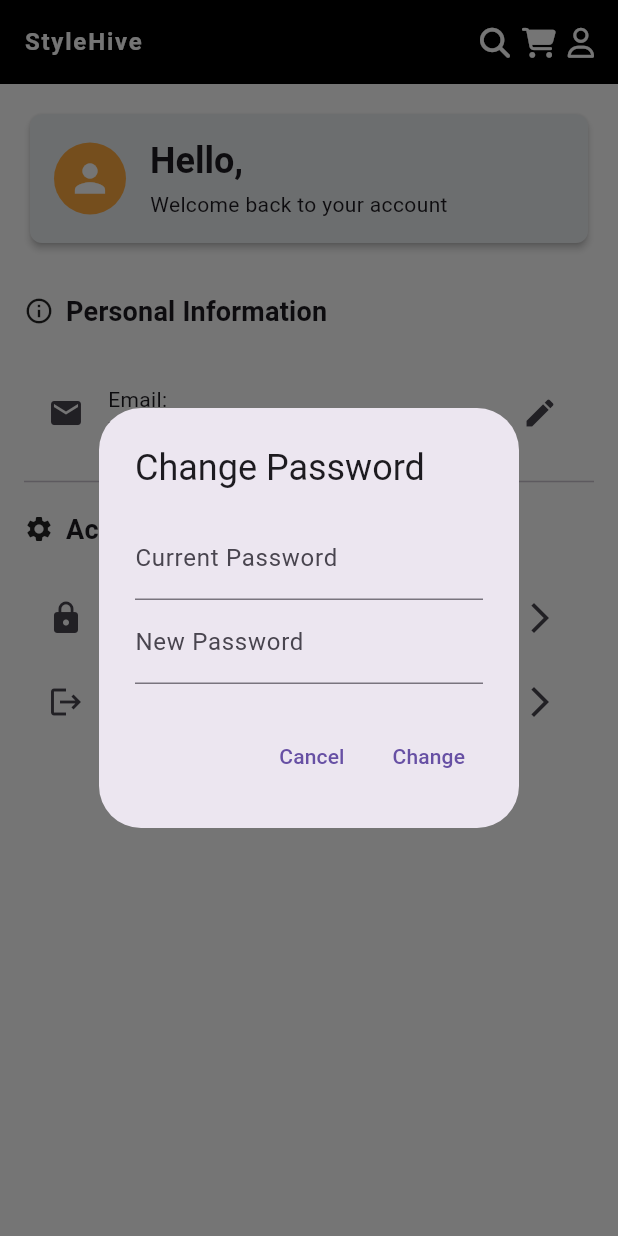
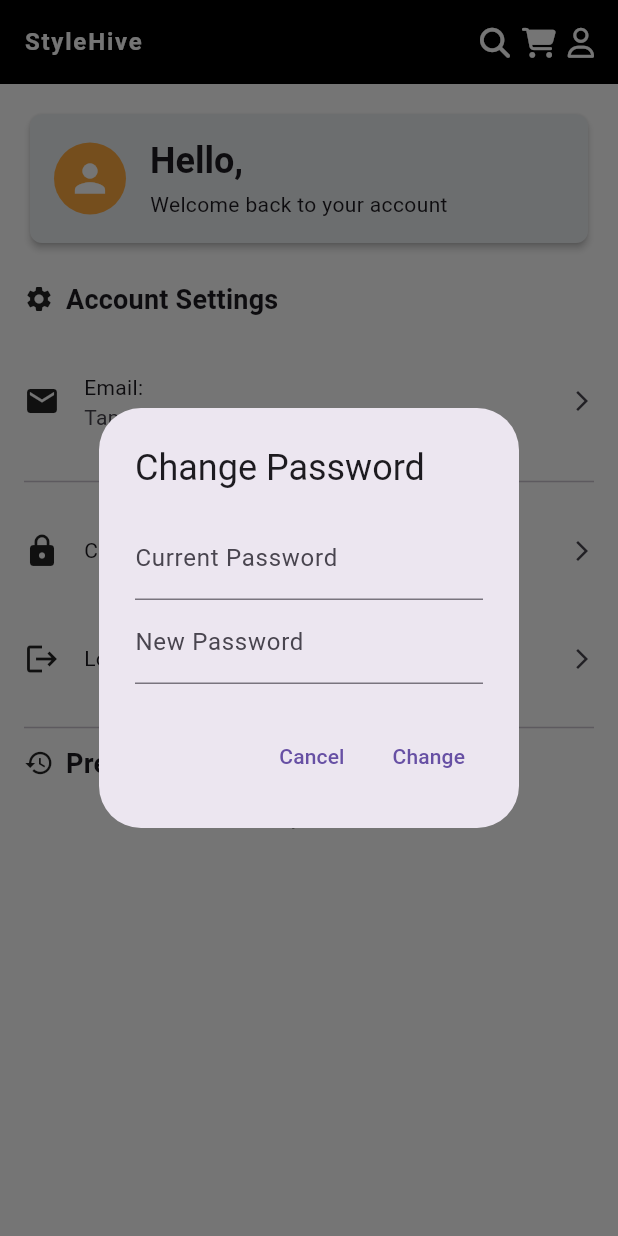
Before and after one commit to comp585-group7/e-commerce-app, a Flutter app: the ProfilePage screen opened directly, after a tap on "Change Password", on a phone screen of 412 x 824 dp. Run offline on Flutter 3.47's test engine with Material 3 defaults, Android fonts, the phone set to English and light mode, and no system bars; our stand-ins replace cloud_firestore, firebase_auth, firebase_core, font_awesome_flutter; missing offline and left inert: dart:html, flutter_stripe, focusable_control_builder; accounts and stored records are empty; network calls fail.

Commit message:
More UI improvements

```diff
--- a/lib/pages/profile_page.dart
+++ b/lib/pages/profile_page.dart
@@ -1,5 +1,7 @@
 import 'package:flutter/material.dart';
 import 'package:firebase_auth/firebase_auth.dart';
+import 'package:cloud_firestore/cloud_firestore.dart';
+import 'package:intl/intl.dart'; // For date formatting
 import 'login_page.dart';
 import 'home_page.dart';
 
@@ -14,15 +16,15 @@ class ProfilePage extends StatefulWidget {
 
 class _ProfilePageState extends State<ProfilePage> {
   final FirebaseAuth _auth = FirebaseAuth.instance;
-  User? user; // Nullable user to handle logged-out states.
+  User? user;
   bool isLoading = false;
+  List<Map<String, dynamic>> orders = [];
 
   @override
   void initState() {
     super.initState();
     user = _auth.currentUser;
 
-    // If user is not logged in, redirect to the LoginPage immediately.
     if (user == null) {
       WidgetsBinding.instance.addPostFrameCallback((_) {
         Navigator.pushReplacement(
@@ -30,12 +32,50 @@ class _ProfilePageState extends State<ProfilePage> {
           MaterialPageRoute(builder: (context) => const LoginPage()),
         );
       });
+    } else {
+      _loadOrders();
     }
+  }
+
+  Future<void> _loadOrders() async {
+    setState(() => isLoading = true);
+
+    try {
+      final querySnapshot = await FirebaseFirestore.instance
+          .collection('orders')
+          .where('userId', isEqualTo: user!.uid)
+          .orderBy('timestamp', descending: true)
+          .get();
+
+      final orderList = querySnapshot.docs.map((doc) {
+        final data = doc.data() as Map<String, dynamic>;
+        return {
+          'id': doc.id,
+          'items': data['items'] ?? [],
+          'totalAmount': data['totalAmount'] ?? 0.0,
+          'timestamp': data['timestamp'],
+        };
+      }).toList();
+
+      setState(() {
+        orders = orderList;
+      });
+    } catch (e) {
+      print('Error loading orders: $e');
+    } finally {
+      setState(() => isLoading = false);
+    }
+  }
+
+  String _getUserName(String email) {
+    if (email.contains('@')) {
+      return email.split('@').first;
+    }
+    return email;
   }
 
   @override
   Widget build(BuildContext context) {
-    // If user is null (not logged in), return an empty widget.
     if (user == null) {
       return const SizedBox.shrink();
     }
@@ -52,8 +92,47 @@ class _ProfilePageState extends State<ProfilePage> {
               child: Column(
                 crossAxisAlignment: CrossAxisAlignment.start,
                 children: [
-                  // Profile Header Card
-                  Card(
+                  _buildProfileHeader(userName, email),
+                  const SizedBox(height: 20),
+                  _buildSectionHeader(context, "Account Settings",
+                      icon: Icons.settings),
+                  const SizedBox(height: 10),
+                  _buildSettingsOption(
+                    context,
+                    icon: Icons.email,
+                    title: "Email: $email",
+                    subtitle: "Tap to edit your email address",
+                    onTap: () => _showEditEmailDialog(context),
+                  ),
+                  _buildDivider(),
+                  _buildSettingsOption(
+                    context,
+                    icon: Icons.lock,
+                    title: "Change Password",
+                    onTap: () => _showChangePasswordDialog(context),
+                  ),
+                  _buildSettingsOption(
+                    context,
+                    icon: Icons.logout,
+                    title: "Logout",
+                    onTap: _handleLogout,
+                  ),
+                  _buildDivider(),
+                  _buildSectionHeader(context, "Previous Orders",
+                      icon: Icons.history),
+                  const SizedBox(height: 10),
+                  if (orders.isEmpty)
+                    _buildEmptyOrdersMessage()
+                  else
+                    _buildOrdersList(),
+                ],
+              ),
+            ),
+    );
+  }
+
+  Widget _buildProfileHeader(String userName, String email) {
+    return Card(
       color: Colors.blueGrey.shade50,
       shape: RoundedRectangleBorder(
         borderRadius: BorderRadius.circular(8.0),
@@ -73,15 +152,13 @@ class _ProfilePageState extends State<ProfilePage> {
               ),
             ),
             const SizedBox(width: 16),
-                          Column(
+            Expanded(
+              child: Column(
                 crossAxisAlignment: CrossAxisAlignment.start,
                 children: [
                   Text(
                     "Hello, $userName",
-                                style: Theme.of(context)
-                                    .textTheme
-                                    .titleLarge
-                                    ?.copyWith(
+                    style: Theme.of(context).textTheme.titleLarge?.copyWith(
                           fontWeight: FontWeight.bold,
                           fontSize: 24.0,
                         ),
@@ -93,77 +170,19 @@ class _ProfilePageState extends State<ProfilePage> {
                   ),
                 ],
               ),
-                        ],
             ),
-                    ),
-                  ),
-                  const SizedBox(height: 20),
-
-                  // Personal Information Section
-                  _buildSectionHeader(context, "Personal Information",
-                      icon: Icons.info_outline),
-                  const SizedBox(height: 10),
-                  ListTile(
-                    leading: const Icon(Icons.email),
-                    title: Text(
-                      "Email: $email",
-                      style: Theme.of(context).textTheme.bodyMedium,
-                    ),
-                    subtitle: const Text("Tap to edit your email address"),
-                    trailing: const Icon(Icons.edit),
-                    onTap: () => _showEditEmailDialog(context),
-                  ),
-                  const Divider(height: 20, thickness: 1),
-
-                  // Account Settings Section
-                  _buildSectionHeader(context, "Account Settings",
-                      icon: Icons.settings),
-                  const SizedBox(height: 10),
-                  ListTile(
-                    leading: const Icon(Icons.lock),
-                    title: const Text("Change Password"),
-                    trailing: const Icon(Icons.arrow_forward_ios),
-                    onTap: () => _showChangePasswordDialog(context),
-                  ),
-                  ListTile(
-                    leading: const Icon(Icons.logout),
-                    title: const Text("Logout"),
-                    trailing: const Icon(Icons.arrow_forward_ios),
-                    onTap: () async {
-                      await _auth.signOut();
-                      if (mounted) {
-                        Navigator.pushReplacement(
-                          context,
-                          MaterialPageRoute(
-                              builder: (context) => const HomePage()),
-                        );
-                      }
-                    },
-                  ),
-                  const SizedBox(height: 10),
           ],
         ),
       ),
     );
   }
 
-  // Extracts a user-friendly username from the email (just the part before '@')
-  String _getUserName(String email) {
-    if (email.contains('@')) {
-      return email.split('@').first;
-    }
-    return email;
-  }
-
-  // Builds a styled section header with an optional icon
   Widget _buildSectionHeader(BuildContext context, String title,
       {IconData? icon}) {
-    return Padding(
-      padding: const EdgeInsets.symmetric(vertical: 8.0),
-      child: Row(
+    return Row(
       children: [
         if (icon != null) ...[
-            Icon(icon, size: 20),
+          Icon(icon, size: 20, color: Colors.black87),
           const SizedBox(width: 8),
         ],
         Text(
@@ -174,11 +193,109 @@ class _ProfilePageState extends State<ProfilePage> {
               ),
         ),
       ],
+    );
+  }
+
+  Widget _buildSettingsOption(BuildContext context,
+      {required IconData icon,
+      required String title,
+      String? subtitle,
+      required VoidCallback onTap}) {
+    return ListTile(
+      leading: Icon(icon, color: Colors.black87),
+      title: Text(title, style: Theme.of(context).textTheme.bodyMedium),
+      subtitle: subtitle != null ? Text(subtitle) : null,
+      trailing: const Icon(Icons.arrow_forward_ios, size: 16),
+      onTap: onTap,
+      contentPadding: const EdgeInsets.symmetric(horizontal: 0, vertical: 8),
+    );
+  }
+
+  Widget _buildDivider() {
+    return const Divider(height: 20, thickness: 1);
+  }
+
+  Widget _buildEmptyOrdersMessage() {
+    return const Center(
+      child: Text(
+        "You have no previous orders.",
+        style: TextStyle(fontSize: 16, color: Colors.grey),
       ),
     );
   }
 
-  // Shows a dialog to edit the user's email address
+  Widget _buildOrdersList() {
+    return Column(
+      crossAxisAlignment: CrossAxisAlignment.stretch,
+      children: orders.map((order) {
+        final total = order['totalAmount'] ?? 0.0;
+        final items = order['items'] as List<dynamic>;
+        final timestamp = order['timestamp'];
+        DateTime date = DateTime.now();
+        if (timestamp is Timestamp) {
+          date = timestamp.toDate();
+        }
+
+        // Format the date nicely
+        final formattedDate = DateFormat.yMMMd().add_jm().format(date);
+
+        return Card(
+          color: Colors.white, // White background
+          elevation: 2,
+          shape: RoundedRectangleBorder(
+            borderRadius: BorderRadius.circular(8),
+          ),
+          margin: const EdgeInsets.symmetric(
+              vertical: 8.0), // Even vertical spacing
+          child: Padding(
+            padding: const EdgeInsets.all(16.0), // Consistent padding
+            child: Column(
+              crossAxisAlignment: CrossAxisAlignment.start,
+              children: [
+                Text(
+                  "Order ID: ${order['id']}",
+                  style: const TextStyle(fontWeight: FontWeight.bold),
+                ),
+                const SizedBox(height: 5),
+                Text(
+                  "Date: $formattedDate",
+                  style: const TextStyle(color: Colors.grey),
+                ),
+                const SizedBox(height: 10),
+                Text(
+                  "Total: \$${total.toStringAsFixed(2)}",
+                  style: const TextStyle(
+                    fontWeight: FontWeight.bold,
+                    fontSize: 16,
+                  ),
+                ),
+                const SizedBox(height: 10),
+                const Text(
+                  "Items:",
+                  style: TextStyle(fontWeight: FontWeight.bold),
+                ),
+                const SizedBox(height: 4),
+                Column(
+                  crossAxisAlignment: CrossAxisAlignment.start,
+                  children: items.map((item) {
+                    final itemData = item as Map<String, dynamic>;
+                    return Padding(
+                      padding: const EdgeInsets.only(bottom: 4.0),
+                      child: Text(
+                        "${itemData['name']} x${itemData['quantity']} @ \$${itemData['price']}",
+                        style: const TextStyle(fontSize: 14),
+                      ),
+                    );
+                  }).toList(),
+                ),
+              ],
+            ),
+          ),
+        );
+      }).toList(),
+    );
+  }
+
   void _showEditEmailDialog(BuildContext context) {
     final formKey = GlobalKey<FormState>();
     String newEmail = '';
@@ -229,7 +346,7 @@ class _ProfilePageState extends State<ProfilePage> {
               child: const Text('Save'),
               onPressed: () async {
                 if (formKey.currentState!.validate()) {
-                  Navigator.of(dialogContext).pop(); // Close dialog
+                  Navigator.of(dialogContext).pop();
                   await _updateEmail(newEmail, password);
                 }
               },
@@ -240,7 +357,6 @@ class _ProfilePageState extends State<ProfilePage> {
     );
   }
 
-  // Updates the user's email, re-authenticating if necessary
   Future<void> _updateEmail(String newEmail, String password) async {
     setState(() => isLoading = true);
 
@@ -256,8 +372,7 @@ class _ProfilePageState extends State<ProfilePage> {
 
       if (mounted) {
         ScaffoldMessenger.of(context).showSnackBar(
-          const SnackBar(content: Text('Email updated successfully')),
-        );
+            const SnackBar(content: Text('Email updated successfully')));
       }
     } on FirebaseAuthException catch (e) {
       String message;
@@ -286,7 +401,6 @@ class _ProfilePageState extends State<ProfilePage> {
     }
   }
 
-  // Shows a dialog to change the user's password
   void _showChangePasswordDialog(BuildContext context) {
     final formKey = GlobalKey<FormState>();
     String newPassword = '';
@@ -336,7 +450,7 @@ class _ProfilePageState extends State<ProfilePage> {
               child: const Text('Change'),
               onPressed: () async {
                 if (formKey.currentState!.validate()) {
-                  Navigator.of(dialogContext).pop(); // Close dialog
+                  Navigator.of(dialogContext).pop();
                   await _changePassword(currentPassword, newPassword);
                 }
               },
@@ -347,7 +461,6 @@ class _ProfilePageState extends State<ProfilePage> {
     );
   }
 
-  // Changes the user's password after re-authenticating
   Future<void> _changePassword(
       String currentPassword, String newPassword) async {
     setState(() => isLoading = true);
@@ -364,8 +477,7 @@ class _ProfilePageState extends State<ProfilePage> {
 
       if (mounted) {
         ScaffoldMessenger.of(context).showSnackBar(
-          const SnackBar(content: Text('Password changed successfully')),
-        );
+            const SnackBar(content: Text('Password changed successfully')));
       }
     } on FirebaseAuthException catch (e) {
       String message;
@@ -391,4 +503,14 @@ class _ProfilePageState extends State<ProfilePage> {
       if (mounted) setState(() => isLoading = false);
     }
   }
+
+  Future<void> _handleLogout() async {
+    await _auth.signOut();
+    if (mounted) {
+      Navigator.pushReplacement(
+        context,
+        MaterialPageRoute(builder: (context) => const HomePage()),
+      );
     }
+  }
+}
```
Also changed, not shown: lib/main.dart (+9 -2 lines), lib/pages/cancel_page.dart (added, +21 -0 lines), lib/pages/checkout.dart (+32 -16 lines), lib/pages/success_page.dart (added, +83 -0 lines), pubspec.yaml (+14 -4 lines). Lines whose indentation alone changed are shown as unchanged.
